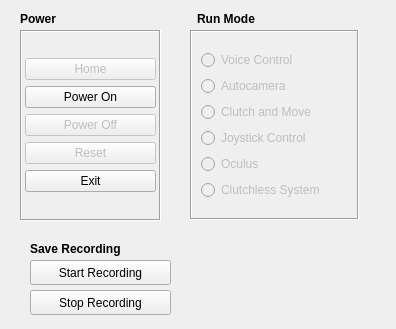
careslab/careslab_dvrk, file dvrk_cares_rqt_plugin/resource/MyPlugin.ui: the form before one commit.
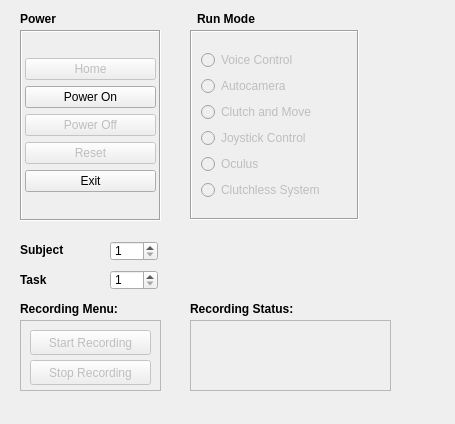
The form after the commit.

Patch:
```diff
--- a/dvrk_cares_rqt_plugin/resource/MyPlugin.ui
+++ b/dvrk_cares_rqt_plugin/resource/MyPlugin.ui
@@ -6,8 +6,8 @@
    <rect>
     <x>0</x>
     <y>0</y>
-    <width>396</width>
-    <height>329</height>
+    <width>455</width>
+    <height>424</height>
    </rect>
   </property>
   <property name="windowTitle">
@@ -325,12 +325,220 @@
   <widget class="QLabel" name="powerLabel_2">
    <property name="geometry">
     <rect>
-     <x>30</x>
+     <x>20</x>
+     <y>300</y>
+     <width>131</width>
+     <height>17</height>
+    </rect>
+   </property>
+   <property name="sizePolicy">
+    <sizepolicy hsizetype="Preferred" vsizetype="Minimum">
+     <horstretch>0</horstretch>
+     <verstretch>0</verstretch>
+    </sizepolicy>
+   </property>
+   <property name="maximumSize">
+    <size>
+     <width>16777215</width>
+     <height>20</height>
+    </size>
+   </property>
+   <property name="font">
+    <font>
+     <weight>75</weight>
+     <bold>true</bold>
+    </font>
+   </property>
+   <property name="frameShape">
+    <enum>QFrame::NoFrame</enum>
+   </property>
+   <property name="frameShadow">
+    <enum>QFrame::Raised</enum>
+   </property>
+   <property name="text">
+    <string>Recording Menu:</string>
+   </property>
+   <property name="alignment">
+    <set>Qt::AlignLeading|Qt::AlignLeft|Qt::AlignVCenter</set>
+   </property>
+  </widget>
+  <widget class="QFrame" name="recordFrame">
+   <property name="geometry">
+    <rect>
+     <x>20</x>
+     <y>320</y>
+     <width>141</width>
+     <height>71</height>
+    </rect>
+   </property>
+   <property name="frameShape">
+    <enum>QFrame::StyledPanel</enum>
+   </property>
+   <property name="frameShadow">
+    <enum>QFrame::Raised</enum>
+   </property>
+   <widget class="QPushButton" name="stopRecording">
+    <property name="enabled">
+     <bool>false</bool>
+    </property>
+    <property name="geometry">
+     <rect>
+      <x>10</x>
+      <y>40</y>
+      <width>121</width>
+      <height>25</height>
+     </rect>
+    </property>
+    <property name="text">
+     <string>Stop Recording</string>
+    </property>
+   </widget>
+   <widget class="QPushButton" name="startRecording">
+    <property name="enabled">
+     <bool>false</bool>
+    </property>
+    <property name="geometry">
+     <rect>
+      <x>10</x>
+      <y>10</y>
+      <width>121</width>
+      <height>25</height>
+     </rect>
+    </property>
+    <property name="text">
+     <string>Start Recording</string>
+    </property>
+   </widget>
+  </widget>
+  <widget class="QSpinBox" name="subjectValueBox">
+   <property name="geometry">
+    <rect>
+     <x>110</x>
+     <y>241</y>
+     <width>48</width>
+     <height>20</height>
+    </rect>
+   </property>
+   <property name="minimum">
+    <number>1</number>
+   </property>
+  </widget>
+  <widget class="QLabel" name="subjectLabel">
+   <property name="geometry">
+    <rect>
+     <x>20</x>
      <y>240</y>
-     <width>111</width>
+     <width>91</width>
+     <height>20</height>
+    </rect>
+   </property>
+   <property name="sizePolicy">
+    <sizepolicy hsizetype="Preferred" vsizetype="Minimum">
+     <horstretch>0</horstretch>
+     <verstretch>0</verstretch>
+    </sizepolicy>
+   </property>
+   <property name="maximumSize">
+    <size>
+     <width>16777215</width>
+     <height>20</height>
+    </size>
+   </property>
+   <property name="font">
+    <font>
+     <weight>75</weight>
+     <bold>true</bold>
+    </font>
+   </property>
+   <property name="frameShape">
+    <enum>QFrame::NoFrame</enum>
+   </property>
+   <property name="frameShadow">
+    <enum>QFrame::Raised</enum>
+   </property>
+   <property name="text">
+    <string>Subject</string>
+   </property>
+   <property name="alignment">
+    <set>Qt::AlignLeading|Qt::AlignLeft|Qt::AlignVCenter</set>
+   </property>
+  </widget>
+  <widget class="QLabel" name="notificationLabel">
+   <property name="geometry">
+    <rect>
+     <x>190</x>
+     <y>300</y>
+     <width>131</width>
      <height>17</height>
     </rect>
    </property>
+   <property name="font">
+    <font>
+     <weight>75</weight>
+     <bold>true</bold>
+    </font>
+   </property>
+   <property name="text">
+    <string>Recording Status:</string>
+   </property>
+  </widget>
+  <widget class="QLabel" name="displayLabel">
+   <property name="geometry">
+    <rect>
+     <x>200</x>
+     <y>330</y>
+     <width>181</width>
+     <height>51</height>
+    </rect>
+   </property>
+   <property name="autoFillBackground">
+    <bool>true</bool>
+   </property>
+   <property name="text">
+    <string/>
+   </property>
+   <property name="wordWrap">
+    <bool>true</bool>
+   </property>
+  </widget>
+  <widget class="QFrame" name="frame">
+   <property name="geometry">
+    <rect>
+     <x>190</x>
+     <y>320</y>
+     <width>201</width>
+     <height>71</height>
+    </rect>
+   </property>
+   <property name="frameShape">
+    <enum>QFrame::StyledPanel</enum>
+   </property>
+   <property name="frameShadow">
+    <enum>QFrame::Raised</enum>
+   </property>
+  </widget>
+  <widget class="QSpinBox" name="taskValueBox">
+   <property name="geometry">
+    <rect>
+     <x>110</x>
+     <y>270</y>
+     <width>48</width>
+     <height>20</height>
+    </rect>
+   </property>
+   <property name="minimum">
+    <number>1</number>
+   </property>
+  </widget>
+  <widget class="QLabel" name="taskLabel">
+   <property name="geometry">
+    <rect>
+     <x>20</x>
+     <y>270</y>
+     <width>91</width>
+     <height>20</height>
+    </rect>
+   </property>
    <property name="sizePolicy">
     <sizepolicy hsizetype="Preferred" vsizetype="Minimum">
      <horstretch>0</horstretch>
@@ -356,38 +564,25 @@
     <enum>QFrame::Raised</enum>
    </property>
    <property name="text">
-    <string>Save Recording</string>
+    <string>Task</string>
    </property>
    <property name="alignment">
     <set>Qt::AlignLeading|Qt::AlignLeft|Qt::AlignVCenter</set>
    </property>
   </widget>
-  <widget class="QPushButton" name="StartRecording">
-   <property name="geometry">
-    <rect>
-     <x>30</x>
-     <y>260</y>
-     <width>141</width>
-     <height>25</height>
-    </rect>
-   </property>
-   <property name="text">
-    <string>Start Recording</string>
-   </property>
-  </widget>
-  <widget class="QPushButton" name="StopRecording">
-   <property name="geometry">
-    <rect>
-     <x>30</x>
-     <y>290</y>
-     <width>141</width>
-     <height>25</height>
-    </rect>
-   </property>
-   <property name="text">
-    <string>Stop Recording</string>
-   </property>
-  </widget>
+  <zorder>frame</zorder>
+  <zorder>recordFrame</zorder>
+  <zorder>powerFrame</zorder>
+  <zorder>runModeFrame</zorder>
+  <zorder>powerLabel</zorder>
+  <zorder>runModeLabel</zorder>
+  <zorder>recordingLabel</zorder>
+  <zorder>subjectValueBox</zorder>
+  <zorder>subjectLabel</zorder>
+  <zorder>notificationLabel</zorder>
+  <zorder>displayLabel</zorder>
+  <zorder>taskValueBox</zorder>
+  <zorder>taskLabel</zorder>
  </widget>
  <resources/>
  <connections/>
```
Left out of the diff: 2 changed lines with no effect on the pictures.
